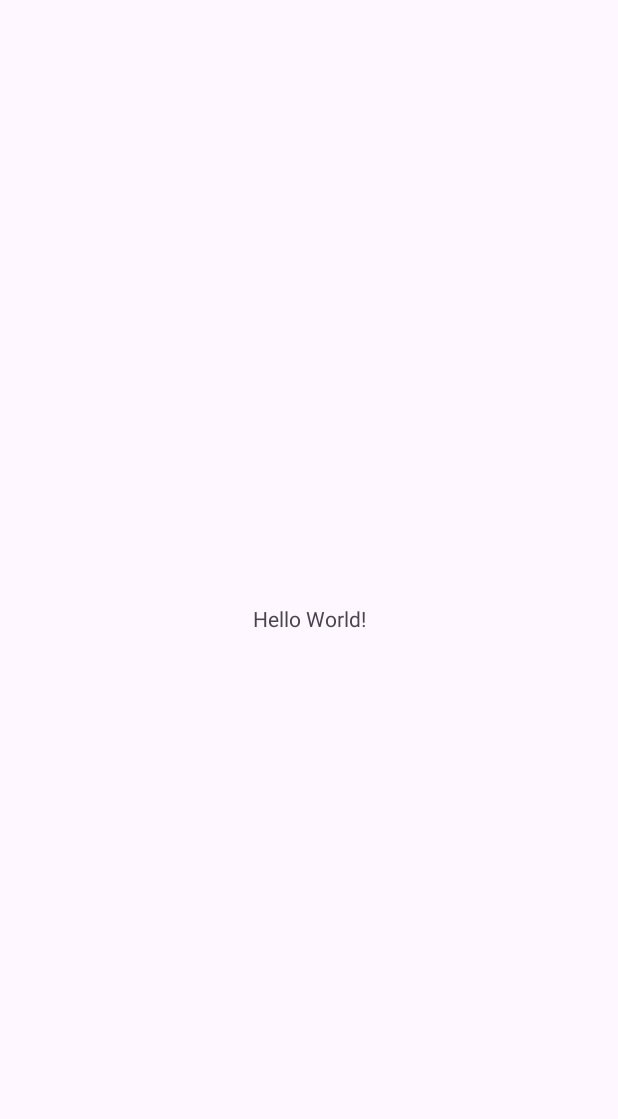
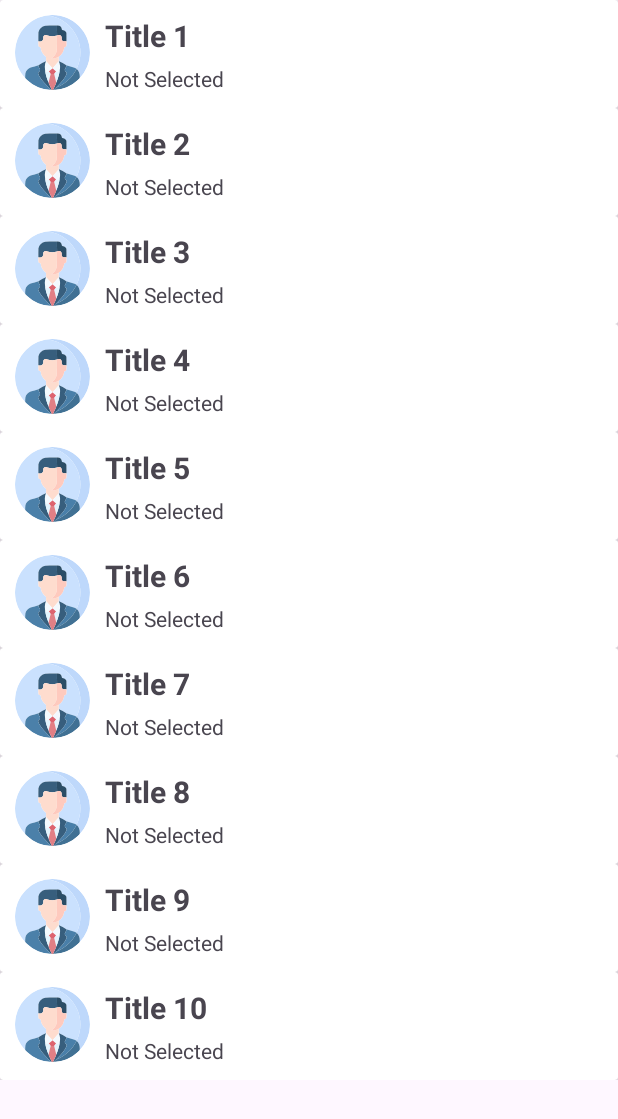
Before and after one commit to proptit-mobile-d21/011-Android-RecyclerView, an Android app: the screen it shows after launch (MainActivity), on a phone screen of 412 x 824 dp. Before the commit the part shown is almost empty. Shown: the top 1119 px of the screen. Run offline under Robolectric (Android 15) with nearby library versions, the phone set to English and light mode, and no system bars; our stand-ins replace CircleImageView.

Commit message:
Design and Add Recycler View

```diff
--- a/app/build.gradle.kts
+++ b/app/build.gradle.kts
@@ -33,15 +33,19 @@ android {
     kotlinOptions {
         jvmTarget = "1.8"
     }
+    buildFeatures {
+        viewBinding = true
+    }
 }
 
 dependencies {
 
-    implementation("androidx.core:core-ktx:1.9.0")
+    implementation("androidx.core:core-ktx:1.10.1")
     implementation("androidx.appcompat:appcompat:1.6.1")
     implementation("com.google.android.material:material:1.9.0")
     implementation("androidx.constraintlayout:constraintlayout:2.1.4")
     testImplementation("junit:junit:4.13.2")
     androidTestImplementation("androidx.test.ext:junit:1.1.5")
     androidTestImplementation("androidx.test.espresso:espresso-core:3.5.1")
+    implementation ("de.hdodenhof:circleimageview:3.1.0")
 }
--- /dev/null
+++ b/app/src/main/java/dev/proptit/recyclerview/Adapter/ItemAdapter.kt
@@ -0,0 +1,49 @@
+package dev.proptit.recyclerview.Adapter
+
+import android.view.LayoutInflater
+import android.view.View
+import android.view.ViewGroup
+import android.widget.ImageView
+import android.widget.TextView
+import androidx.recyclerview.widget.RecyclerView
+import dev.proptit.recyclerview.Item
+import dev.proptit.recyclerview.Listener.ItemListener
+import dev.proptit.recyclerview.R
+import dev.proptit.recyclerview.databinding.ItemCircleBinding
+
+class ItemAdapter(private val itemData : List<Item>, private val listener : ItemListener) : RecyclerView.Adapter<ItemAdapter.ItemViewHolder>() {
+    class ItemViewHolder(private val binding: ItemCircleBinding, private val listener : ItemListener) : RecyclerView.ViewHolder(binding.root){
+        fun bind(item : Item){
+            binding.apply {
+                img.setImageResource(item.image)
+                tvTitle.text = item.title
+                tvSelected.text = if(item.isSelected) "Selected" else "Not Selected"
+                root.setOnClickListener {
+                    listener.onItemClick(item, adapterPosition)
+                }
+                root.setOnLongClickListener {
+                    listener.onItemLongClick(item, adapterPosition)
+                    true
+                }
+            }
+        }
+    }
+
+    override fun onCreateViewHolder(parent: ViewGroup, viewType: Int): ItemViewHolder {
+        return ItemViewHolder(
+            ItemCircleBinding.inflate(
+                LayoutInflater.from(parent.context), parent, false), listener)
+    }
+
+    override fun getItemCount(): Int {
+        if(itemData != null){
+            return itemData.size
+        }
+        return 0
+    }
+
+    override fun onBindViewHolder(holder: ItemViewHolder, position: Int) {
+        val currentItem = itemData[position]
+        holder.bind(currentItem)
+    }
+}
--- /dev/null
+++ b/app/src/main/java/dev/proptit/recyclerview/Item.kt
@@ -0,0 +1,3 @@
+package dev.proptit.recyclerview
+
+data class Item(val image : Int, val title: String, val description: String, val isSelected : Boolean = false)
--- /dev/null
+++ b/app/src/main/java/dev/proptit/recyclerview/Listener/ItemListener.kt
@@ -0,0 +1,8 @@
+package dev.proptit.recyclerview.Listener
+
+import dev.proptit.recyclerview.Item
+
+interface ItemListener {
+    fun onItemClick(item : Item, position: Int)
+    fun onItemLongClick(item : Item, position: Int)
+}
--- a/app/src/main/java/dev/proptit/recyclerview/MainActivity.kt
+++ b/app/src/main/java/dev/proptit/recyclerview/MainActivity.kt
@@ -2,10 +2,45 @@ package dev.proptit.recyclerview
 
 import androidx.appcompat.app.AppCompatActivity
 import android.os.Bundle
+import android.view.View
+import android.widget.Toast
+import androidx.recyclerview.widget.LinearLayoutManager
+import androidx.recyclerview.widget.RecyclerView
+import dev.proptit.recyclerview.Adapter.ItemAdapter
+import dev.proptit.recyclerview.Listener.ItemListener
+import dev.proptit.recyclerview.databinding.ActivityMainBinding
 
 class MainActivity : AppCompatActivity() {
+    private lateinit var binding : ActivityMainBinding
+    private val itemData = mutableListOf<Item>(
+        Item(R.drawable.profile, "Title 1", "Unselected"),
+        Item(R.drawable.profile, "Title 2", "Unselected"),
+        Item(R.drawable.profile, "Title 3", "Unselected"),
+        Item(R.drawable.profile, "Title 4", "Unselected"),
+        Item(R.drawable.profile, "Title 5", "Unselected"),
+        Item(R.drawable.profile, "Title 6", "Unselected"),
+        Item(R.drawable.profile, "Title 7", "Unselected"),
+        Item(R.drawable.profile, "Title 8", "Unselected"),
+        Item(R.drawable.profile, "Title 9", "Unselected"),
+        Item(R.drawable.profile, "Title 10", "Unselected"),
+    )
     override fun onCreate(savedInstanceState: Bundle?) {
         super.onCreate(savedInstanceState)
         setContentView(R.layout.activity_main)
+
+        binding = ActivityMainBinding.inflate(layoutInflater)
+        setContentView(binding.root)
+
+        binding.recyclerView.layoutManager = LinearLayoutManager(this)
+        binding.recyclerView.adapter = ItemAdapter(itemData, object : ItemListener{
+            override fun onItemClick(item : Item, position: Int) {
+                Toast.makeText(this@MainActivity, item.title, Toast.LENGTH_SHORT).show()
+            }
+
+            override fun onItemLongClick(item : Item, position: Int) {
+
+            }
+        })
     }
+
 }
--- /dev/null
+++ b/app/src/main/res/drawable/profile.xml
@@ -0,0 +1,24 @@
+<vector android:height="50dp" android:viewportHeight="512"
+    android:viewportWidth="512" android:width="50dp" xmlns:android="http://schemas.android.com/apk/res/android">
+    <path android:fillAlpha="0.992" android:fillColor="#bed8fb"
+        android:pathData="M232.5,-0.5C247.83,-0.5 263.17,-0.5 278.5,-0.5C368.14,10.39 435.64,54.72 481,132.5C497.7,163.97 507.86,197.3 511.5,232.5C511.5,247.83 511.5,263.17 511.5,278.5C505.48,337.61 482.15,388.61 441.5,431.5C444.05,413.32 440.88,396.32 432,380.5C428.66,376 424.83,372 420.5,368.5C420.5,368.17 420.5,367.83 420.5,367.5C451.94,300.11 454.77,231.44 429,161.5C389.38,71.1 320.88,17.77 223.5,1.5C226.5,0.83 229.5,0.17 232.5,-0.5Z" android:strokeAlpha="0.992"/>
+    <path android:fillAlpha="0.998" android:fillColor="#cae1fe"
+        android:pathData="M223.5,1.5C320.88,17.77 389.38,71.1 429,161.5C454.77,231.44 451.94,300.11 420.5,367.5C416.02,364.76 411.35,362.26 406.5,360C387.91,353.85 369.24,348.02 350.5,342.5C334.21,333.35 317.54,324.69 300.5,316.5C299.89,316.62 299.56,316.96 299.5,317.5C298.66,317.16 298.33,316.49 298.5,315.5C298.5,305.5 298.5,295.5 298.5,285.5C320.96,270.28 333.46,248.95 336,221.5C341.36,220.15 346.02,217.49 350,213.5C351.43,202.24 351.93,190.91 351.5,179.5C351.67,160.16 351.5,140.83 351,121.5C348.57,114.07 343.73,108.9 336.5,106C331.8,105.07 327.13,104.07 322.5,103C321.3,102.1 320.46,100.93 320,99.5C317.97,79.32 306.81,70.32 286.5,72.5C259.83,72.33 233.16,72.5 206.5,73C181.89,78.27 166.39,93.11 160,117.5C159.5,138.16 159.33,158.83 159.5,179.5C159.07,190.58 159.57,201.58 161,212.5C164.3,217.49 168.97,220.15 175,220.5C177.1,247.72 189.27,269.06 211.5,284.5C212.5,294.81 212.83,305.14 212.5,315.5C212.67,316.49 212.34,317.16 211.5,317.5C211.44,316.96 211.11,316.62 210.5,316.5C193.43,324.7 176.76,333.37 160.5,342.5C142.37,347.49 124.37,352.99 106.5,359C88.35,366.48 76.52,379.65 71,398.5C69.59,409.44 69.09,420.44 69.5,431.5C28.85,388.61 5.52,337.61 -0.5,278.5C-0.5,263.17 -0.5,247.83 -0.5,232.5C10.75,142.11 55.75,74.28 134.5,29C162.4,14.09 192.07,4.92 223.5,1.5Z" android:strokeAlpha="0.998"/>
+    <path android:fillColor="#375e7d" android:pathData="M286.5,72.5C286.17,95.01 286.5,117.34 287.5,139.5C287.5,140.17 287.17,140.5 286.5,140.5C262.9,146.47 239.57,145.64 216.5,138C205.72,135.15 197.88,138.65 193,148.5C196.12,174.22 184.95,184.55 159.5,179.5C159.33,158.83 159.5,138.16 160,117.5C166.39,93.11 181.89,78.27 206.5,73C233.16,72.5 259.83,72.33 286.5,72.5Z"/>
+    <path android:fillColor="#2b4d66" android:pathData="M286.5,72.5C306.81,70.32 317.97,79.32 320,99.5C320.46,100.93 321.3,102.1 322.5,103C327.13,104.07 331.8,105.07 336.5,106C343.73,108.9 348.57,114.07 351,121.5C351.5,140.83 351.67,160.16 351.5,179.5C344.49,179.67 337.49,179.5 330.5,179C323.98,176.81 320.15,172.31 319,165.5C320.88,141.53 310.38,132.87 287.5,139.5C286.5,117.34 286.17,95.01 286.5,72.5Z"/>
+    <path android:fillColor="#fedcce" android:pathData="M286.5,140.5C286.94,174.86 286.44,209.2 285,243.5C280.27,266.81 267.77,284.64 247.5,297C265.8,298.84 282.8,295.01 298.5,285.5C298.5,295.5 298.5,305.5 298.5,315.5C285.24,331.27 271.74,346.94 258,362.5C257.52,363.45 257.35,364.45 257.5,365.5C256.83,365.5 256.17,365.5 255.5,365.5C254.93,363.74 254.09,362.08 253,360.5C239.26,345.6 225.76,330.6 212.5,315.5C212.83,305.14 212.5,294.81 211.5,284.5C189.27,269.06 177.1,247.72 175,220.5C168.97,220.15 164.3,217.49 161,212.5C159.57,201.58 159.07,190.58 159.5,179.5C184.95,184.55 196.12,174.22 193,148.5C197.88,138.65 205.72,135.15 216.5,138C239.57,145.64 262.9,146.47 286.5,140.5Z"/>
+    <path android:fillColor="#fecabe" android:pathData="M351.5,179.5C351.93,190.91 351.43,202.24 350,213.5C346.02,217.49 341.36,220.15 336,221.5C333.46,248.95 320.96,270.28 298.5,285.5C282.8,295.01 265.8,298.84 247.5,297C267.77,284.64 280.27,266.81 285,243.5C286.44,209.2 286.94,174.86 286.5,140.5C287.17,140.5 287.5,140.17 287.5,139.5C310.38,132.87 320.88,141.53 319,165.5C320.15,172.31 323.98,176.81 330.5,179C337.49,179.5 344.49,179.67 351.5,179.5Z"/>
+    <path android:fillColor="#f3fafe" android:pathData="M212.5,315.5C225.76,330.6 239.26,345.6 253,360.5C254.09,362.08 254.93,363.74 255.5,365.5C247.31,372.75 238.98,379.75 230.5,386.5C226.98,389.28 222.98,390.11 218.5,389C213.64,385.3 209.3,381.14 205.5,376.5C202.71,361.51 202.88,346.51 206,331.5C207.35,326.61 209.18,321.94 211.5,317.5C212.34,317.16 212.67,316.49 212.5,315.5Z"/>
+    <path android:fillColor="#f3f9fe" android:pathData="M298.5,315.5C298.33,316.49 298.66,317.16 299.5,317.5C307.05,333.67 309.55,350.67 307,368.5C306.81,371.04 306.31,373.37 305.5,375.5C301.84,379.96 297.84,384.13 293.5,388C288.69,389.16 284.36,388.32 280.5,385.5C272.83,378.83 265.17,372.17 257.5,365.5C257.35,364.45 257.52,363.45 258,362.5C271.74,346.94 285.24,331.27 298.5,315.5Z"/>
+    <path android:fillColor="#365e7d" android:pathData="M211.5,317.5C209.18,321.94 207.35,326.61 206,331.5C202.88,346.51 202.71,361.51 205.5,376.5C209.27,405.81 217.27,433.81 229.5,460.5C231.02,465.89 232.85,471.23 235,476.5C240.51,488.19 246.01,499.86 251.5,511.5C249.83,511.5 248.17,511.5 246.5,511.5C230.17,495.01 214.01,478.34 198,461.5C186.18,448.01 175.51,433.68 166,418.5C162.09,411.92 159.25,404.92 157.5,397.5C157.76,394.97 158.6,392.64 160,390.5C163,387.5 166,384.5 169,381.5C171.86,377.36 172.19,373.03 170,368.5C166.41,362.33 163.08,355.99 160,349.5C159.3,347.07 159.46,344.74 160.5,342.5C176.76,333.37 193.43,324.7 210.5,316.5C211.11,316.62 211.44,316.96 211.5,317.5Z"/>
+    <path android:fillColor="#375e7d" android:pathData="M350.5,342.5C351.54,344.74 351.7,347.07 351,349.5C346.59,357.65 342.76,365.98 339.5,374.5C339.76,377.03 340.6,379.36 342,381.5C346.42,385.25 350.08,389.58 353,394.5C353.47,399.44 352.47,404.11 350,408.5C343.85,420.97 336.52,432.63 328,443.5C313.53,460.77 298.36,477.43 282.5,493.5C276.17,499.17 270.17,505.17 264.5,511.5C262.83,511.5 261.17,511.5 259.5,511.5C264.99,499.86 270.49,488.19 276,476.5C278.15,471.23 279.98,465.89 281.5,460.5C293.93,433.52 301.93,405.19 305.5,375.5C306.31,373.37 306.81,371.04 307,368.5C309.55,350.67 307.05,333.67 299.5,317.5C299.56,316.96 299.89,316.62 300.5,316.5C317.54,324.69 334.21,333.35 350.5,342.5Z"/>
+    <path android:fillAlpha="0.997" android:fillColor="#4a80a9"
+        android:pathData="M160.5,342.5C159.46,344.74 159.3,347.07 160,349.5C163.08,355.99 166.41,362.33 170,368.5C172.19,373.03 171.86,377.36 169,381.5C166,384.5 163,387.5 160,390.5C158.6,392.64 157.76,394.97 157.5,397.5C159.25,404.92 162.09,411.92 166,418.5C175.51,433.68 186.18,448.01 198,461.5C214.01,478.34 230.17,495.01 246.5,511.5C241.83,511.5 237.17,511.5 232.5,511.5C168.17,504.83 113.84,478.17 69.5,431.5C69.09,420.44 69.59,409.44 71,398.5C76.52,379.65 88.35,366.48 106.5,359C124.37,352.99 142.37,347.49 160.5,342.5Z" android:strokeAlpha="0.997"/>
+    <path android:fillColor="#497fa9" android:pathData="M350.5,342.5C369.24,348.02 387.91,353.85 406.5,360C411.35,362.26 416.02,364.76 420.5,367.5C420.5,367.83 420.5,368.17 420.5,368.5C390.2,427.13 344.53,469.13 283.5,494.5C282.89,494.38 282.56,494.04 282.5,493.5C298.36,477.43 313.53,460.77 328,443.5C336.52,432.63 343.85,420.97 350,408.5C352.47,404.11 353.47,399.44 353,394.5C350.08,389.58 346.42,385.25 342,381.5C340.6,379.36 339.76,377.03 339.5,374.5C342.76,365.98 346.59,357.65 351,349.5C351.7,347.07 351.54,344.74 350.5,342.5Z"/>
+    <path android:fillColor="#dd646f" android:pathData="M255.5,365.5C256.17,365.5 256.83,365.5 257.5,365.5C265.17,372.17 272.83,378.83 280.5,385.5C276.52,391.48 272.19,397.14 267.5,402.5C259.5,402.5 251.5,402.5 243.5,402.5C239.18,397.21 234.84,391.87 230.5,386.5C238.98,379.75 247.31,372.75 255.5,365.5Z"/>
+    <path android:fillAlpha="0.993" android:fillColor="#407093"
+        android:pathData="M420.5,368.5C424.83,372 428.66,376 432,380.5C440.88,396.32 444.05,413.32 441.5,431.5C396.91,478.46 342.24,505.13 277.5,511.5C273.17,511.5 268.83,511.5 264.5,511.5C270.17,505.17 276.17,499.17 282.5,493.5C282.56,494.04 282.89,494.38 283.5,494.5C344.53,469.13 390.2,427.13 420.5,368.5Z" android:strokeAlpha="0.993"/>
+    <path android:fillColor="#e3f4fd" android:pathData="M205.5,376.5C209.3,381.14 213.64,385.3 218.5,389C222.98,390.11 226.98,389.28 230.5,386.5C234.84,391.87 239.18,397.21 243.5,402.5C238.52,421.74 233.86,441.07 229.5,460.5C217.27,433.81 209.27,405.81 205.5,376.5Z"/>
+    <path android:fillColor="#e3f4fd" android:pathData="M305.5,375.5C301.93,405.19 293.93,433.52 281.5,460.5C277.14,441.07 272.48,421.74 267.5,402.5C272.19,397.14 276.52,391.48 280.5,385.5C284.36,388.32 288.69,389.16 293.5,388C297.84,384.13 301.84,379.96 305.5,375.5Z"/>
+    <path android:fillColor="#e17f85" android:pathData="M243.5,402.5C251.5,402.5 259.5,402.5 267.5,402.5C272.48,421.74 277.14,441.07 281.5,460.5C279.98,465.89 278.15,471.23 276,476.5C270.49,488.19 264.99,499.86 259.5,511.5C256.83,511.5 254.17,511.5 251.5,511.5C246.01,499.86 240.51,488.19 235,476.5C232.85,471.23 231.02,465.89 229.5,460.5C233.86,441.07 238.52,421.74 243.5,402.5Z"/>
+</vector>
--- a/app/src/main/res/layout/activity_main.xml
+++ b/app/src/main/res/layout/activity_main.xml
@@ -1,18 +1,18 @@
 <?xml version="1.0" encoding="utf-8"?>
-<androidx.constraintlayout.widget.ConstraintLayout xmlns:android="http://schemas.android.com/apk/res/android"
+<LinearLayout xmlns:android="http://schemas.android.com/apk/res/android"
     xmlns:app="http://schemas.android.com/apk/res-auto"
     xmlns:tools="http://schemas.android.com/tools"
     android:layout_width="match_parent"
     android:layout_height="match_parent"
     tools:context=".MainActivity">
+    <androidx.recyclerview.widget.RecyclerView
+        android:id="@+id/recyclerView"
+        android:layout_width="match_parent"
+        android:layout_height="wrap_content"
+        tools:listitem="@layout/item_circle"
+        android:orientation="horizontal"
 
-    <TextView
-        android:layout_width="wrap_content"
-        android:layout_height="wrap_content"
-        android:text="Hello World!"
-        app:layout_constraintBottom_toBottomOf="parent"
-        app:layout_constraintEnd_toEndOf="parent"
-        app:layout_constraintStart_toStartOf="parent"
-        app:layout_constraintTop_toTopOf="parent" />
+        />
 
-</androidx.constraintlayout.widget.ConstraintLayout>
+
+</LinearLayout>
--- /dev/null
+++ b/app/src/main/res/layout/item_circle.xml
@@ -0,0 +1,36 @@
+<?xml version="1.0" encoding="utf-8"?>
+<androidx.cardview.widget.CardView xmlns:android="http://schemas.android.com/apk/res/android"
+    android:layout_width="match_parent"
+    android:layout_height="wrap_content"
+    >
+    <RelativeLayout
+        android:layout_width="match_parent"
+        android:layout_height="wrap_content"
+        android:padding="10dp">
+        <de.hdodenhof.circleimageview.CircleImageView
+            android:id="@+id/img"
+            android:layout_width="wrap_content"
+            android:layout_height="wrap_content"
+            android:src="@drawable/profile"
+            android:layout_alignParentStart="true"/>
+        <TextView
+            android:id="@+id/tv_title"
+            android:layout_width="wrap_content"
+            android:layout_height="wrap_content"
+            android:layout_marginStart="10dp"
+            android:layout_toEndOf="@id/img"
+            android:textSize="20dp"
+            android:textStyle="bold"
+            android:text="Titte"/>
+        <TextView
+            android:id="@+id/tv_selected"
+            android:layout_width="wrap_content"
+            android:layout_height="wrap_content"
+            android:layout_toEndOf="@id/img"
+            android:layout_below="@+id/tv_title"
+            android:layout_marginStart="10dp"
+            android:layout_marginTop="5dp"
+            android:text="Selected"/>
+
+    </RelativeLayout>
+</androidx.cardview.widget.CardView>
```
